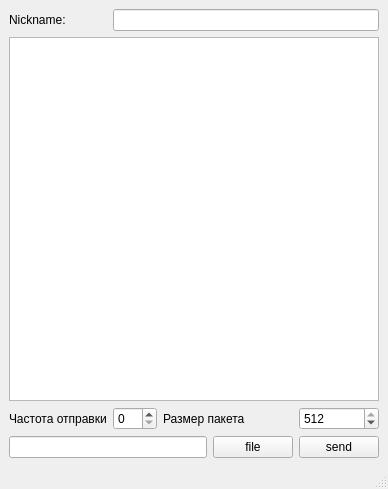
The window that client/mainwindow.ui (HanSoloCh/ChatApp) describes before a commit, drawn with Qt 5.
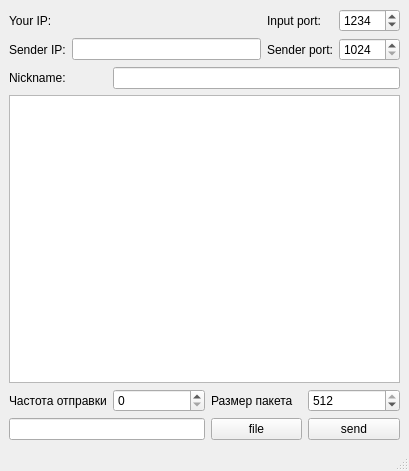
The same window after the commit.

```diff
--- a/client/mainwindow.ui
+++ b/client/mainwindow.ui
@@ -6,23 +6,111 @@
    <rect>
     <x>0</x>
     <y>0</y>
-    <width>388</width>
-    <height>489</height>
+    <width>409</width>
+    <height>471</height>
    </rect>
   </property>
   <property name="windowTitle">
    <string>MainWindow</string>
   </property>
   <widget class="QWidget" name="centralwidget">
-   <layout class="QGridLayout" name="gridLayout">
-    <item row="0" column="0">
+   <layout class="QGridLayout" name="gridLayout_2">
+    <item row="0" column="0" colspan="4">
+     <layout class="QGridLayout" name="gridLayout">
+      <item row="0" column="0">
+       <widget class="QLabel" name="label_5">
+        <property name="text">
+         <string>Your IP:</string>
+        </property>
+       </widget>
+      </item>
+      <item row="0" column="1">
+       <widget class="QLabel" name="currentIP">
+        <property name="text">
+         <string/>
+        </property>
+       </widget>
+      </item>
+      <item row="0" column="2">
+       <widget class="QLabel" name="label_6">
+        <property name="midLineWidth">
+         <number>0</number>
+        </property>
+        <property name="text">
+         <string>Input port:</string>
+        </property>
+       </widget>
+      </item>
+      <item row="0" column="3">
+       <widget class="QSpinBox" name="currentPort">
+        <property name="minimum">
+         <number>1024</number>
+        </property>
+        <property name="maximum">
+         <number>65535</number>
+        </property>
+        <property name="value">
+         <number>1234</number>
+        </property>
+       </widget>
+      </item>
+      <item row="1" column="0">
+       <widget class="QLabel" name="label_3">
+        <property name="text">
+         <string>Sender IP:</string>
+        </property>
+       </widget>
+      </item>
+      <item row="1" column="1">
+       <widget class="QLineEdit" name="senderIP"/>
+      </item>
+      <item row="1" column="2">
+       <widget class="QLabel" name="label_4">
+        <property name="text">
+         <string>Sender port:</string>
+        </property>
+       </widget>
+      </item>
+      <item row="1" column="3">
+       <widget class="QSpinBox" name="senderPort">
+        <property name="minimum">
+         <number>1024</number>
+        </property>
+        <property name="maximum">
+         <number>65535</number>
+        </property>
+        <property name="value">
+         <number>1024</number>
+        </property>
+       </widget>
+      </item>
+     </layout>
+    </item>
+    <item row="1" column="0">
      <widget class="QLabel" name="niacknameLabel">
       <property name="text">
        <string>Nickname:</string>
       </property>
      </widget>
     </item>
-    <item row="3" column="4">
+    <item row="3" column="0">
+     <widget class="QLabel" name="label_2">
+      <property name="text">
+       <string>Частота отправки</string>
+      </property>
+     </widget>
+    </item>
+    <item row="3" column="1">
+     <widget class="QSpinBox" name="spinBox_2"/>
+    </item>
+    <item row="3" column="2">
+     <widget class="QLabel" name="label">
+      <property name="text">
+       <string>Размер пакета</string>
+      </property>
+     </widget>
+    </item>
+    <item row="3" column="3">
      <widget class="QSpinBox" name="spinBox">
       <property name="minimum">
        <number>30</number>
@@ -38,46 +126,29 @@
       </property>
      </widget>
     </item>
-    <item row="4" column="4">
-     <widget class="QPushButton" name="sendButton">
-      <property name="text">
-       <string>send</string>
-      </property>
-     </widget>
+    <item row="4" column="0" colspan="2">
+     <widget class="QLineEdit" name="messageEdit"/>
     </item>
-    <item row="3" column="2" colspan="2">
-     <widget class="QLabel" name="label">
-      <property name="text">
-       <string>Размер пакета</string>
-      </property>
-     </widget>
-    </item>
-    <item row="4" column="3">
+    <item row="4" column="2">
      <widget class="QPushButton" name="fileSendButton">
       <property name="text">
        <string>file</string>
       </property>
      </widget>
     </item>
-    <item row="3" column="0">
-     <widget class="QLabel" name="label_2">
+    <item row="4" column="3">
+     <widget class="QPushButton" name="sendButton">
       <property name="text">
-       <string>Частота отправки</string>
+       <string>send</string>
       </property>
      </widget>
     </item>
-    <item row="3" column="1">
-     <widget class="QSpinBox" name="spinBox_2"/>
-    </item>
-    <item row="4" column="0" colspan="3">
-     <widget class="QLineEdit" name="messageEdit"/>
-    </item>
-    <item row="0" column="1" colspan="4">
-     <widget class="QLineEdit" name="nicknameEdit"/>
-    </item>
-    <item row="1" column="0" colspan="5">
+    <item row="2" column="0" colspan="4">
      <widget class="QListWidget" name="listWidget"/>
     </item>
+    <item row="1" column="1" colspan="3">
+     <widget class="QLineEdit" name="nicknameEdit"/>
+    </item>
    </layout>
   </widget>
   <widget class="QMenuBar" name="menubar">
```
Left out of the diff: 2 changed lines with no effect on the pictures.
